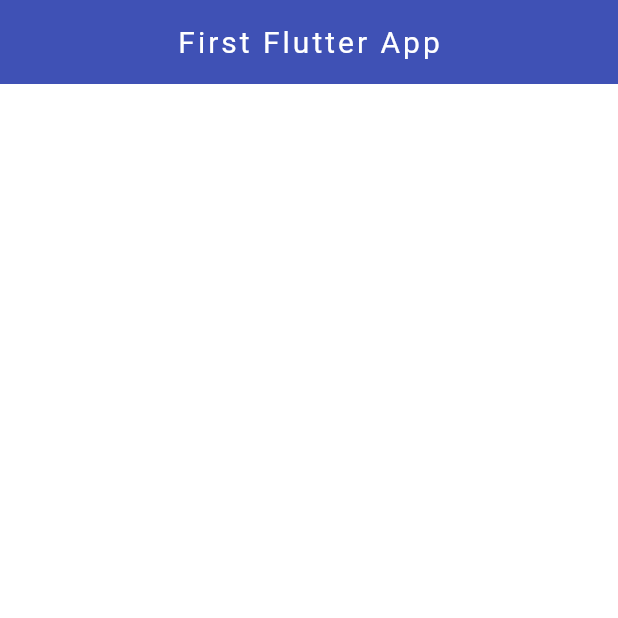
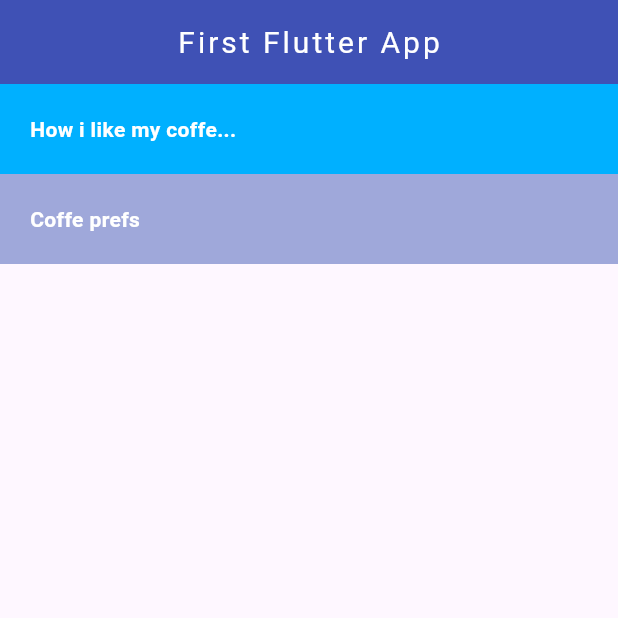
Before and after one commit to JBernardoFortes/flutter_crash_course, a Flutter app: the screen it shows after launch, on a phone screen of 412 x 824 dp, the top half of it. Run offline on Flutter 3.47's test engine with Material 3 defaults, Android fonts, the phone set to English and light mode, and no system bars.

Commit message:
feat: class #11

```diff
--- a/coffe_card/lib/home/home.dart
+++ b/coffe_card/lib/home/home.dart
@@ -16,7 +16,33 @@
           letterSpacing: 2,
         ),
       ),
-      body: Container(color: Colors.white),
+      body: Column(
+        crossAxisAlignment: CrossAxisAlignment.stretch,
+        children: [
+          Container(
+            color: Colors.lightBlueAccent[400],
+            padding: const EdgeInsets.all(20),
+            child: const Text(
+              "How i like my coffe...",
+              style: TextStyle(
+                color: Colors.white,
+                fontWeight: FontWeight.bold,
+              ),
+            ),
+          ),
+          Container(
+            color: Colors.indigo[200],
+            padding: const EdgeInsets.all(20),
+            child: const Text(
+              "Coffe prefs",
+              style: TextStyle(
+                color: Colors.white,
+                fontWeight: FontWeight.bold,
+              ),
+            ),
+          ),
+        ],
+      ),
     );
   }
 }
```
Also changed, not shown: coffe_card/lib/main.dart (+25 -0 lines).
